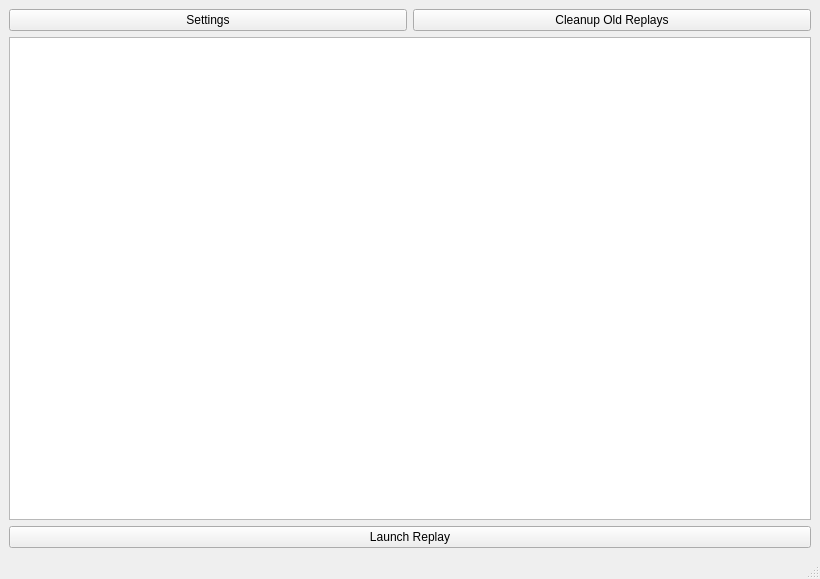
Qt form src/mainwindow.ui (vorlie/WoT-Replay-Manager) before a commit.
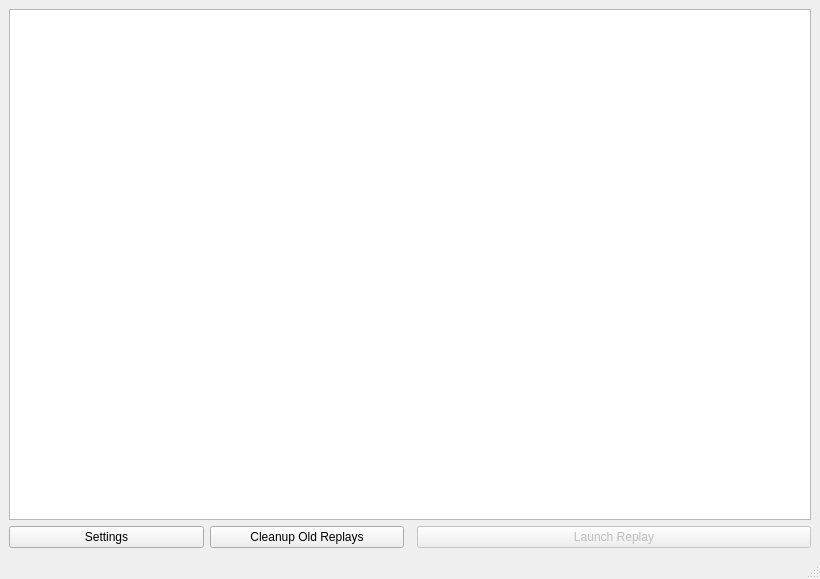
The same form after that commit.

Commit message: Enhance UI: Update window title, improve layout, and add about label in main window; Refactor settings dialog for better usability on Windows

What changed in the file:
```diff
--- a/src/mainwindow.ui
+++ b/src/mainwindow.ui
@@ -16,7 +16,31 @@
   <widget class="QWidget" name="centralwidget">
    <layout class="QVBoxLayout" name="verticalLayout">
     <item>
-     <layout class="QHBoxLayout" name="horizontalLayout">
+     <widget class="QTableWidget" name="replayTableWidget">
+      <property name="alternatingRowColors">
+       <bool>true</bool>
+      </property>
+      <property name="selectionBehavior">
+       <enum>QAbstractItemView::SelectRows</enum>
+      </property>
+      <property name="selectionMode">
+       <enum>QAbstractItemView::SingleSelection</enum>
+      </property>
+      <property name="sortingEnabled">
+       <bool>true</bool>
+      </property>
+      <property name="cornerButtonEnabled">
+       <bool>false</bool>
+      </property>
+     </widget>
+    </item>
+
+    <!-- Buttons row at the bottom -->
+    <item>
+     <layout class="QHBoxLayout" name="bottomButtonLayout">
+      <!-- Left-aligned buttons -->
+      <item>
+       <layout class="QHBoxLayout" name="leftButtonsLayout">
       <item>
        <widget class="QPushButton" name="settingsButton">
         <property name="text">
@@ -33,28 +57,35 @@
       </item>
      </layout>
     </item>
+
+      <!-- Spacer to push Launch Replay to right -->
     <item>
-     <widget class="QTableWidget" name="replayTableWidget"/>
-    </item>
+       <spacer name="buttonSpacer">
+        <property name="orientation">
+         <enum>Qt::Horizontal</enum>
+        </property>
+       </spacer>
+      </item>
+
+      <!-- Right-aligned Launch button -->
     <item>
      <widget class="QPushButton" name="launchButton">
       <property name="text">
        <string>Launch Replay</string>
       </property>
-     </widget>
-    </item>
-   </layout>
-  </widget>
-  <widget class="QMenuBar" name="menubar">
-   <property name="geometry">
-    <rect>
-     <x>0</x>
-     <y>0</y>
-     <width>820</width>
-     <height>23</height>
-    </rect>
-   </property>
-  </widget>
+        <property name="enabled">
+         <bool>false</bool>
+        </property>
+       </widget>
+      </item>
+     </layout>
+    </item>
+
+   </layout>
+  </widget>
+
+  <!-- Menu and Status Bar -->
+  <widget class="QMenuBar" name="menubar"/>
   <widget class="QStatusBar" name="statusbar"/>
   <action name="actionSettings">
    <property name="text">
```
Left out of the diff: 10 changed lines with no effect on the pictures. Lines whose indentation alone changed are shown as unchanged. The commit also changes 3 other files.
